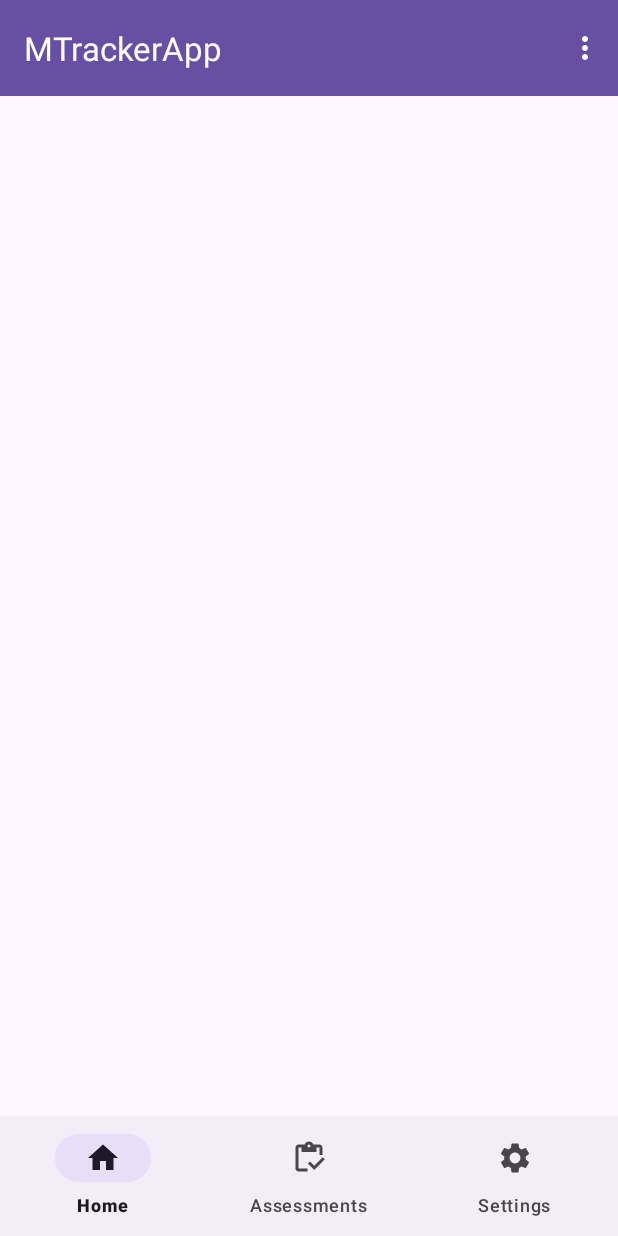
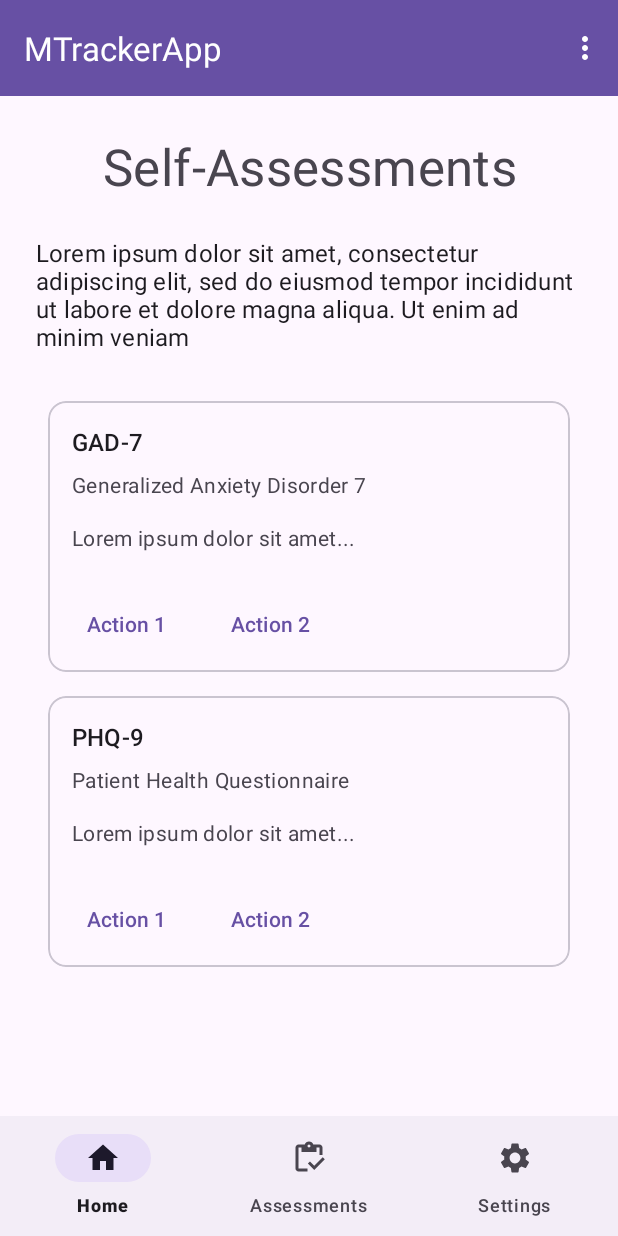
Before and after one commit to mminderbinder/m_tracker_app, an Android app: the screen it shows after launch (MainActivity), on a phone screen of 412 x 824 dp. Run offline under Robolectric (Android 15) with nearby library versions, the phone set to English and light mode, and no system bars; our stand-ins replace Dagger/Hilt's generated code.

Commit message:
Created basic assessment page with card view and recycler view

```diff
--- a/app/build.gradle.kts
+++ b/app/build.gradle.kts
@@ -20,6 +20,10 @@ android {
         versionName = "1.0"
 
         testInstrumentationRunner = "androidx.test.runner.AndroidJUnitRunner"
+    }
+
+    buildFeatures {
+        viewBinding = true
     }
 
     buildTypes {
--- /dev/null
+++ b/app/src/main/java/com/example/mtrackerapp/data/AppDatabase.kt
@@ -0,0 +1,5 @@
+package com.example.mtrackerapp.data
+
+class AppDatabase
+{
+}
--- /dev/null
+++ b/app/src/main/java/com/example/mtrackerapp/data/Assessment.kt
@@ -0,0 +1,7 @@
+package com.example.mtrackerapp.data
+
+data class Assessment(
+    val assessmentTitle: String,
+    val assessmentName: String,
+    val description: String,
+)
--- a/app/src/main/java/com/example/mtrackerapp/fragments/HomeFragment.kt
+++ /dev/null
@@ -1,36 +0,0 @@
-package com.example.mtrackerapp.fragments
-
-import androidx.fragment.app.viewModels
-import android.os.Bundle
-import androidx.fragment.app.Fragment
-import android.view.LayoutInflater
-import android.view.View
-import android.view.ViewGroup
-import com.example.mtrackerapp.viewmodels.HomeViewModel
-import com.example.mtrackerapp.R
-
-class HomeFragment : Fragment()
-{
-
-    companion object
-    {
-        fun newInstance() = HomeFragment()
-    }
-
-    private val viewModel: HomeViewModel by viewModels()
-
-    override fun onCreate(savedInstanceState: Bundle?)
-    {
-        super.onCreate(savedInstanceState)
-
-        // TODO: Use the ViewModel
-    }
-
-    override fun onCreateView(
-        inflater: LayoutInflater, container: ViewGroup?,
-        savedInstanceState: Bundle?
-    ): View
-    {
-        return inflater.inflate(R.layout.fragment_home, container, false)
-    }
-}
--- /dev/null
+++ b/app/src/main/java/com/example/mtrackerapp/ui/AssessmentAdapter.kt
@@ -0,0 +1,47 @@
+package com.example.mtrackerapp.ui
+
+import android.view.LayoutInflater
+import android.view.ViewGroup
+import androidx.recyclerview.widget.RecyclerView
+import com.example.mtrackerapp.data.Assessment
+import com.example.mtrackerapp.databinding.ItemAssessmentBinding
+
+class AssessmentAdapter(private val onItemClick: (Int) -> Unit) :
+    RecyclerView.Adapter<AssessmentAdapter.ViewHolder>()
+{
+    private val assessments = mutableListOf<Assessment>()
+
+    override fun onCreateViewHolder(parent: ViewGroup, viewType: Int): AssessmentAdapter.ViewHolder
+    {
+        val binding =
+            ItemAssessmentBinding.inflate(LayoutInflater.from(parent.context), parent, false)
+        return ViewHolder(binding)
+    }
+
+    override fun onBindViewHolder(holder: AssessmentAdapter.ViewHolder, position: Int)
+    {
+        holder.bind(assessments[position])
+        holder.itemView.setOnClickListener { onItemClick(position) }
+    }
+
+    fun addAssessment(assessment: Assessment)
+    {
+        assessments.add(assessment)
+        notifyItemInserted(assessments.size - 1)
+    }
+
+    override fun getItemCount(): Int = assessments.size
+
+    class ViewHolder(private val binding: ItemAssessmentBinding) :
+        RecyclerView.ViewHolder(binding.root)
+    {
+        fun bind(assessment: Assessment)
+        {
+            binding.apply {
+                tvAssessmentTitle.text = assessment.assessmentTitle
+                tvAssessmentName.text = assessment.assessmentName
+                tvAssessmentDescription.text = assessment.description
+            }
+        }
+    }
+}
--- /dev/null
+++ b/app/src/main/java/com/example/mtrackerapp/ui/HomeFragment.kt
@@ -0,0 +1,76 @@
+package com.example.mtrackerapp.ui
+
+import android.os.Bundle
+import android.view.LayoutInflater
+import android.view.View
+import android.view.ViewGroup
+import androidx.fragment.app.Fragment
+import androidx.fragment.app.viewModels
+import androidx.recyclerview.widget.LinearLayoutManager
+import com.example.mtrackerapp.data.Assessment
+import com.example.mtrackerapp.databinding.FragmentHomeBinding
+
+class HomeFragment : Fragment()
+{
+    private var _binding: FragmentHomeBinding? = null
+    private val binding get() = _binding!!
+    private lateinit var adapter: AssessmentAdapter
+
+    private val viewModel: HomeViewModel by viewModels()
+
+    override fun onCreateView(
+        inflater: LayoutInflater, container: ViewGroup?,
+        savedInstanceState: Bundle?
+    ): View
+    {
+        _binding = FragmentHomeBinding.inflate(inflater, container, false)
+        return binding.root
+    }
+
+    override fun onViewCreated(view: View, savedInstanceState: Bundle?)
+    {
+        super.onViewCreated(view, savedInstanceState)
+        setUpRecyclerView()
+        addAssessments()
+
+    }
+
+    private fun setUpRecyclerView()
+    {
+        adapter = AssessmentAdapter { position ->
+            when (position)
+            {
+                // TODO: Add assessment navigation
+            }
+        }
+        binding.rvAssessmentList.apply {
+            this.adapter = this@HomeFragment.adapter
+            layoutManager = LinearLayoutManager(context)
+        }
+    }
+
+    private fun addAssessments()
+    {
+        adapter.addAssessment(
+            Assessment(
+                assessmentTitle = "GAD-7",
+                assessmentName = "Generalized Anxiety Disorder 7",
+                description = "Lorem ipsum dolor sit amet...",
+            )
+        )
+        adapter.addAssessment(
+            Assessment(
+                assessmentTitle = "PHQ-9",
+                assessmentName = "Patient Health Questionnaire",
+                description = "Lorem ipsum dolor sit amet..."
+            )
+        )
+    }
+
+
+    override fun onDestroyView()
+    {
+        super.onDestroyView()
+        _binding = null
+    }
+}
--- a/app/src/main/java/com/example/mtrackerapp/viewmodels/HomeViewModel.kt
+++ b/app/src/main/java/com/example/mtrackerapp/ui/HomeViewModel.kt
@@ -1,4 +1,4 @@
-package com.example.mtrackerapp.viewmodels
+package com.example.mtrackerapp.ui
 
 import androidx.lifecycle.ViewModel
 
--- a/app/src/main/res/layout/activity_main.xml
+++ b/app/src/main/res/layout/activity_main.xml
@@ -1,17 +1,21 @@
 <?xml version="1.0" encoding="utf-8"?>
-<androidx.coordinatorlayout.widget.CoordinatorLayout xmlns:android="http://schemas.android.com/apk/res/android"
+<androidx.constraintlayout.widget.ConstraintLayout xmlns:android="http://schemas.android.com/apk/res/android"
     xmlns:app="http://schemas.android.com/apk/res-auto"
     xmlns:tools="http://schemas.android.com/tools"
     android:id="@+id/main"
     android:layout_width="match_parent"
     android:layout_height="match_parent"
+    android:fitsSystemWindows="true"
     tools:context=".MainActivity">
 
     <com.google.android.material.appbar.AppBarLayout
         android:id="@+id/app_bar_layout"
         style="@style/Widget.MaterialComponents.AppBarLayout.PrimarySurface"
         android:layout_width="match_parent"
-        android:layout_height="wrap_content">
+        android:layout_height="wrap_content"
+        app:layout_constraintTop_toTopOf="parent"
+        app:layout_constraintStart_toStartOf="parent"
+        app:layout_constraintEnd_toEndOf="parent">
 
         <com.google.android.material.appbar.MaterialToolbar
             android:id="@+id/toolbar"
@@ -28,12 +32,18 @@
         android:layout_width="match_parent"
         android:layout_height="0dp"
         android:name="androidx.navigation.fragment.NavHostFragment"
-        app:navGraph="@navigation/nav_graph" />
+        app:navGraph="@navigation/nav_graph"
+        app:layout_constraintTop_toBottomOf="@id/app_bar_layout"
+        app:layout_constraintStart_toStartOf="parent"
+        app:layout_constraintEnd_toEndOf="parent"
+        app:layout_constraintBottom_toTopOf="@id/bottom_navigation_view" />
 
     <com.google.android.material.bottomnavigation.BottomNavigationView
         android:id="@+id/bottom_navigation_view"
         android:layout_width="match_parent"
         android:layout_height="wrap_content"
         app:menu="@menu/bottom_nav"
-        android:layout_gravity="bottom" />
-</androidx.coordinatorlayout.widget.CoordinatorLayout>
+        app:layout_constraintBottom_toBottomOf="parent"
+        app:layout_constraintStart_toStartOf="parent"
+        app:layout_constraintEnd_toEndOf="parent" />
+</androidx.constraintlayout.widget.ConstraintLayout>
--- a/app/src/main/res/layout/fragment_home.xml
+++ b/app/src/main/res/layout/fragment_home.xml
@@ -1,13 +1,50 @@
 <?xml version="1.0" encoding="utf-8"?>
-<FrameLayout xmlns:android="http://schemas.android.com/apk/res/android"
+<androidx.coordinatorlayout.widget.CoordinatorLayout xmlns:android="http://schemas.android.com/apk/res/android"
     xmlns:tools="http://schemas.android.com/tools"
     android:layout_width="match_parent"
     android:layout_height="match_parent"
-    tools:context=".fragments.HomeFragment">
+    xmlns:app="http://schemas.android.com/apk/res-auto"
+    tools:context=".ui.HomeFragment">
 
-    <TextView
+    <androidx.constraintlayout.widget.ConstraintLayout
         android:layout_width="match_parent"
         android:layout_height="match_parent"
-        android:text="Hello" />
+        android:paddingHorizontal="24dp">
 
-</FrameLayout>
+        <TextView
+            android:id="@+id/tv_title"
+            android:layout_width="match_parent"
+            android:layout_height="wrap_content"
+            android:layout_marginTop="24dp"
+            android:gravity="center"
+            android:text="Self-Assessments"
+            android:textAppearance="?attr/textAppearanceHeadline4"
+            app:layout_constraintBottom_toTopOf="@+id/tv_subtitle"
+            app:layout_constraintEnd_toEndOf="parent"
+            app:layout_constraintHorizontal_bias="0.5"
+            app:layout_constraintStart_toStartOf="parent"
+            app:layout_constraintTop_toTopOf="parent" />
+
+        <TextView
+            android:id="@+id/tv_subtitle"
+            android:layout_width="match_parent"
+            android:layout_height="wrap_content"
+            android:layout_marginTop="24dp"
+            android:text="Lorem ipsum dolor sit amet, consectetur adipiscing elit, sed do eiusmod tempor incididunt ut labore et dolore magna aliqua. Ut enim ad minim veniam"
+            android:textAppearance="?attr/textAppearanceSubtitle1"
+            app:layout_constraintEnd_toEndOf="parent"
+            app:layout_constraintHorizontal_bias="0.5"
+            app:layout_constraintStart_toStartOf="parent"
+            app:layout_constraintTop_toBottomOf="@+id/tv_title" />
+
+        <androidx.recyclerview.widget.RecyclerView
+            android:id="@+id/rv_assessment_list"
+            android:layout_width="match_parent"
+            android:layout_height="wrap_content"
+            android:layout_marginTop="24dp"
+            app:layout_constraintTop_toBottomOf="@id/tv_subtitle"
+            app:layout_constraintStart_toStartOf="parent"
+            app:layout_constraintEnd_toEndOf="parent" />
+    </androidx.constraintlayout.widget.ConstraintLayout>
+
+</androidx.coordinatorlayout.widget.CoordinatorLayout>
--- /dev/null
+++ b/app/src/main/res/layout/item_assessment.xml
@@ -0,0 +1,69 @@
+<?xml version="1.0" encoding="utf-8"?>
+<com.google.android.material.card.MaterialCardView xmlns:android="http://schemas.android.com/apk/res/android"
+    android:layout_width="match_parent"
+    android:layout_height="wrap_content"
+    android:layout_margin="8dp">
+
+    <LinearLayout
+        android:layout_width="match_parent"
+        android:layout_height="wrap_content"
+        android:orientation="vertical">
+
+        <LinearLayout
+            android:layout_width="match_parent"
+            android:layout_height="wrap_content"
+            android:orientation="vertical"
+            android:padding="16dp">
+
+            <TextView
+                android:id="@+id/tv_assessment_title"
+                android:layout_width="wrap_content"
+                android:layout_height="wrap_content"
+                android:text="Title 1"
+                android:textAppearance="?attr/textAppearanceTitleMedium" />
+
+            <TextView
+                android:id="@+id/tv_assessment_name"
+                android:layout_width="wrap_content"
+                android:layout_height="wrap_content"
+                android:layout_marginTop="8dp"
+                android:text="Secondary Text"
+                android:textAppearance="?attr/textAppearanceBodyMedium"
+                android:textColor="?android:attr/textColorSecondary" />
+
+            <TextView
+                android:id="@+id/tv_assessment_description"
+                android:layout_width="wrap_content"
+                android:layout_height="wrap_content"
+                android:layout_marginTop="16dp"
+                android:text="Lorem ipsum dolor sit amet, consectetur adipiscing elit, sed do eiusmod tempor incididunt ut labore et dolore magna aliqua. Ut enim ad minim veniam"
+                android:textAppearance="?attr/textAppearanceBodyMedium"
+                android:textColor="?android:attr/textColorSecondary" />
+
+        </LinearLayout>
+
+        <LinearLayout
+            android:layout_width="wrap_content"
+            android:layout_height="wrap_content"
+            android:layout_margin="8dp"
+            android:orientation="horizontal">
+
+            <com.google.android.material.button.MaterialButton
+                android:id="@+id/btn_select"
+                android:layout_width="wrap_content"
+                android:layout_height="wrap_content"
+                android:layout_marginEnd="8dp"
+                android:text="Action 1"
+                style="?attr/borderlessButtonStyle" />
+
+            <com.google.android.material.button.MaterialButton
+                android:id="@+id/btn_second"
+                android:layout_width="wrap_content"
+                android:layout_height="wrap_content"
+                android:text="Action 2"
+                style="?attr/borderlessButtonStyle" />
+        </LinearLayout>
+
+    </LinearLayout>
+
+</com.google.android.material.card.MaterialCardView>
--- a/app/src/main/res/navigation/nav_graph.xml
+++ b/app/src/main/res/navigation/nav_graph.xml
@@ -6,8 +6,7 @@
 
     <fragment
         android:id="@+id/fragmentHome"
-        android:name="com.example.mtrackerapp.fragments.HomeFragment"
-        android:label="fragment_home">
-    </fragment>
+        android:name="com.example.mtrackerapp.ui.HomeFragment"
+        android:label="fragment_home"></fragment>
 
 </navigation>
```
